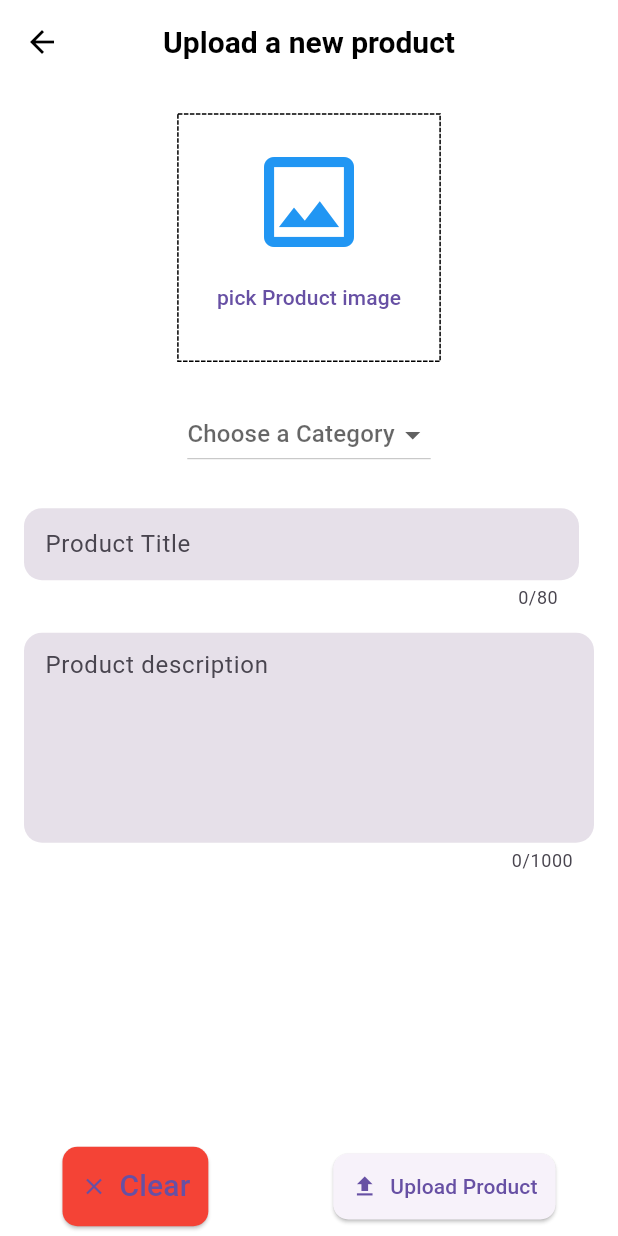
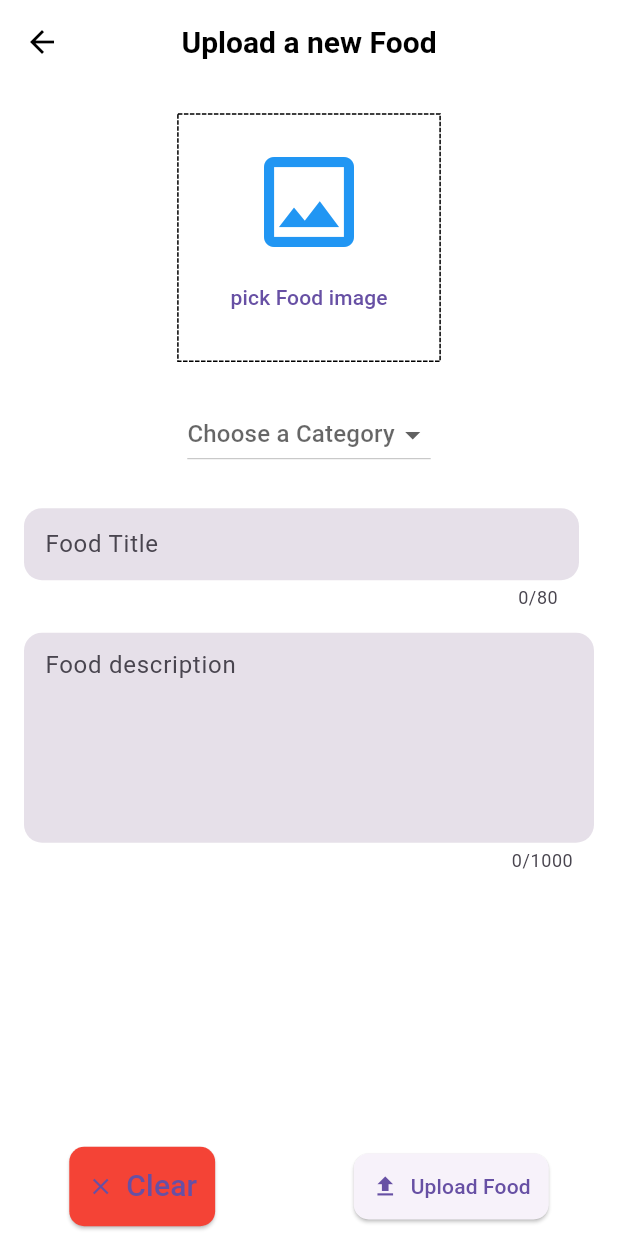
Before and after one commit to mdsrkhnafd/food_admin, a Flutter app: the screen it shows after launch, after a tap on "Add a new food", on a phone screen of 412 x 824 dp. Run offline on Flutter 3.47's test engine with Material 3 defaults, Android fonts, the phone set to English and light mode, and no system bars; drawn by our look-alikes of dotted_border; our stand-ins replace cloud_firestore, fancy_shimmer_image, firebase_core, firebase_storage, fluttertoast, image_picker and 2 more; missing offline and left inert: dynamic_height_grid_view; accounts and stored records are empty.

Commit message:
changes name

```diff
--- a/lib/models/dashboard_btn_model.dart
+++ b/lib/models/dashboard_btn_model.dart
@@ -25,7 +25,7 @@ class DashboardButtonModel {
     ),
 
     DashboardButtonModel(
-      text: "inspect all foods",
+      text: "update all foods",
       imagePath: AssetsManager.shoppingCart,
       onPressed: () {
         Navigator.pushNamed(context, SearchScreen.routeName);
--- a/lib/screens/dashboard_screen.dart
+++ b/lib/screens/dashboard_screen.dart
@@ -22,10 +22,10 @@ class DashboardScreenState extends State<DashboardScreen> {
     return Scaffold(
         appBar: AppBar(
           title: const TitlesTextWidget(label: "Dashboard Screen"),
-          leading: Padding(
-            padding: const EdgeInsets.all(8.0),
-            child: Image.asset(AssetsManager.shoppingCart),
-          ),
+          // leading: Padding(
+          //   padding: const EdgeInsets.all(8.0),
+          //   child: Image.asset(AssetsManager.shoppingCart),
+          // ),
           actions: [
             IconButton(
               onPressed: () {
--- a/lib/screens/edit_upload_product_form.dart
+++ b/lib/screens/edit_upload_product_form.dart
@@ -123,7 +123,7 @@ class _EditOrUploadProductScreenState extends State<EditOrUploadProductScreen> {
           "createdAt": Timestamp.now(),
         });
         Fluttertoast.showToast(
-          msg: "Product has been added",
+          msg: "Food has been added",
           textColor: Colors.white,
         );
         if (!mounted) return;
@@ -191,7 +191,7 @@ class _EditOrUploadProductScreenState extends State<EditOrUploadProductScreen> {
           "createdAt": widget.productModel!.createdAt,
         });
         Fluttertoast.showToast(
-          msg: "Product has been edited",
+          msg: "Food has been edited",
           textColor: Colors.white,
         );
         if (!mounted) return;
@@ -294,7 +294,7 @@ class _EditOrUploadProductScreenState extends State<EditOrUploadProductScreen> {
                     ),
                     icon: const Icon(Icons.upload),
                     label: Text(
-                      isEditing ? "Edit Product" : "Upload Product",
+                      isEditing ? "Edit Food" : "Upload Food",
                     ),
                     onPressed: () {
                       if (isEditing) {
@@ -311,7 +311,7 @@ class _EditOrUploadProductScreenState extends State<EditOrUploadProductScreen> {
           appBar: AppBar(
             centerTitle: true,
             title: TitlesTextWidget(
-              label: isEditing ? "Edit Product" : "Upload a new product",
+              label: isEditing ? "Edit Food" : "Upload a new Food",
             ),
           ),
           body: SafeArea(
@@ -351,7 +351,7 @@ class _EditOrUploadProductScreenState extends State<EditOrUploadProductScreen> {
                                 onPressed: () {
                                   localImagePicker();
                                 },
-                                child: const Text("pick Product image"))
+                                child: const Text("pick Food image"))
                           ],
                         ),
                       )),
@@ -431,7 +431,7 @@ class _EditOrUploadProductScreenState extends State<EditOrUploadProductScreen> {
                                   keyboardType: TextInputType.multiline,
                                   textInputAction: TextInputAction.newline,
                                   decoration: const InputDecoration(
-                                    hintText: 'Product Title',
+                                    hintText: 'Food Title',
                                   ),
                                   validator: (value) {
                                     return MyValidators.uploadProdTexts(
@@ -456,7 +456,7 @@ class _EditOrUploadProductScreenState extends State<EditOrUploadProductScreen> {
                             maxLength: 1000,
                             textCapitalization: TextCapitalization.sentences,
                             decoration: const InputDecoration(
-                              hintText: 'Product description',
+                              hintText: 'Food description',
                             ),
                             validator: (value) {
                               return MyValidators.uploadProdTexts(
```
Also changed, not shown: lib/screens/search_screen.dart (+7 -7 lines).
